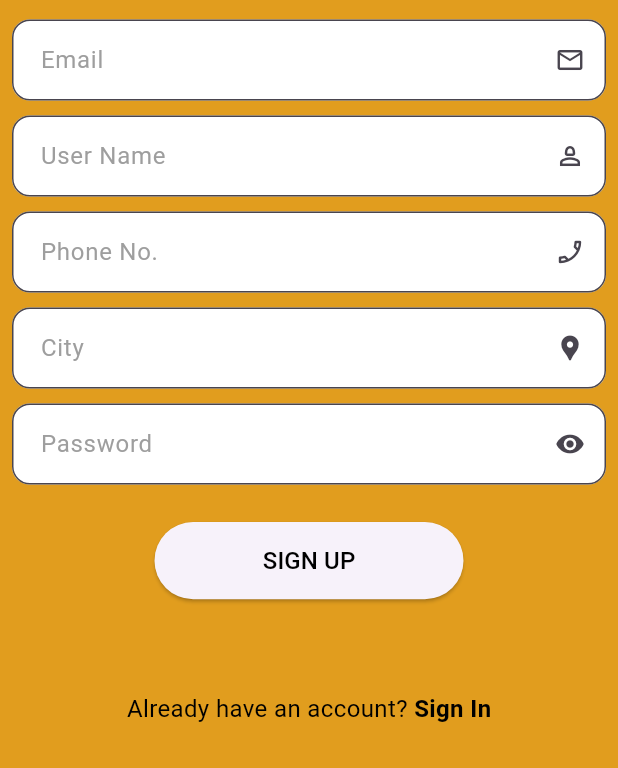
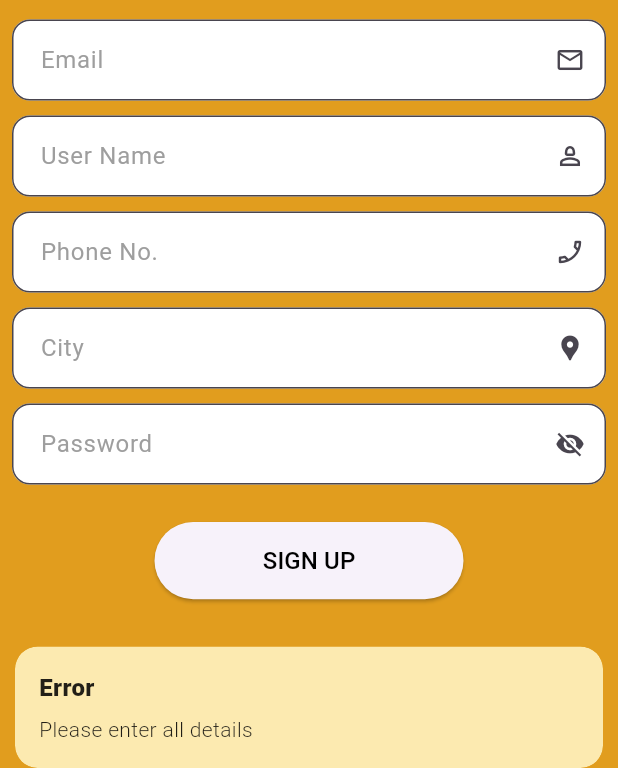
Before and after one commit to nouman1213/smart-shopping, a Flutter app: the SignUpScreen screen opened directly, after a tap on "SIGN UP", on a phone screen of 412 x 824 dp, the part 468-1236 px from its top. Run offline on Flutter 3.47's test engine with Material 2 defaults, Android fonts, the phone set to English and light mode, and no system bars; our stand-ins replace animate_do, cloud_firestore, firebase_auth, firebase_core, flutter_easyloading, flutter_keyboard_visibility and 2 more; accounts and stored records are empty.

Commit message:
sign up done

```diff
--- a/lib/auth-ui/sign_In_screen.dart
+++ b/lib/auth-ui/sign_In_screen.dart
@@ -31,7 +31,7 @@ class SignInScreen extends StatelessWidget {
                   ? const SizedBox.shrink()
                   : Expanded(
                       child: FadeInDownBig(
-                          duration: const Duration(milliseconds: 1500),
+                          duration: const Duration(milliseconds: 1000),
                           child: Center(
                               child: Image.asset(
                             'assets/images/main-logo.png',
@@ -95,7 +95,7 @@ class SignInScreen extends StatelessWidget {
                             style: TextStyle(fontSize: 16, color: Colors.black),
                           ),
                           GestureDetector(
-                            onTap: () => Get.offAll(() => const SignUpScreen()),
+                            onTap: () => Get.offAll(() => SignUpScreen()),
                             child: const Text(
                               "Sign Up",
                               style: TextStyle(
--- a/lib/auth-ui/sign_up_screen.dart
+++ b/lib/auth-ui/sign_up_screen.dart
@@ -1,9 +1,11 @@
-// ignore_for_file: file_names
+// ignore_for_file: file_names, must_be_immutable
 
 import 'package:animate_do/animate_do.dart';
+import 'package:firebase_auth/firebase_auth.dart';
 import 'package:flutter/material.dart';
 import 'package:flutter_keyboard_visibility/flutter_keyboard_visibility.dart';
 import 'package:get/get.dart';
+import 'package:smart_shopping/controllers/sign_up_controller.dart';
 import 'package:smart_shopping/utills/constant.dart';
 import 'package:smart_shopping/utills/custom_textfield.dart';
 import 'package:smart_shopping/utills/keybord_hider.dart';
@@ -11,7 +13,14 @@ import 'package:smart_shopping/utills/keybord_hider.dart';
 import 'sign_In_screen.dart';
 
 class SignUpScreen extends StatelessWidget {
-  const SignUpScreen({super.key});
+  SignUpScreen({super.key});
+
+  final SingUpController singUpController = Get.put(SingUpController());
+  TextEditingController nameController = TextEditingController();
+  TextEditingController emailController = TextEditingController();
+  TextEditingController phoneController = TextEditingController();
+  TextEditingController cityController = TextEditingController();
+  TextEditingController passwordController = TextEditingController();
 
   @override
   Widget build(BuildContext context) {
@@ -33,7 +42,7 @@ class SignUpScreen extends StatelessWidget {
                   ? const SizedBox.shrink()
                   : Expanded(
                       child: FadeInDownBig(
-                          duration: const Duration(milliseconds: 1500),
+                          duration: const Duration(milliseconds: 1000),
                           child: Center(
                               child: Image.asset(
                             'assets/images/main-logo.png',
@@ -47,50 +56,64 @@ class SignUpScreen extends StatelessWidget {
                       padding: const EdgeInsets.all(8.0),
                       child: Column(
                         children: [
-                          const CustomTextField(
+                          CustomTextField(
                             hintText: 'Email',
-                            controller: null,
-                            sufixIcon: Icon(
+                            controller: emailController,
+                            sufixIcon: const Icon(
                               Icons.email_outlined,
                               size: 20,
                             ),
                             textKeyboardType: TextInputType.emailAddress,
                           ),
-                          const CustomTextField(
+                          CustomTextField(
                             hintText: 'User Name',
-                            controller: null,
-                            sufixIcon: Icon(
+                            controller: nameController,
+                            sufixIcon: const Icon(
                               Icons.person_2_outlined,
                               size: 20,
                             ),
                             textKeyboardType: TextInputType.name,
                           ),
-                          const CustomTextField(
+                          CustomTextField(
                             hintText: 'Phone No.',
-                            controller: null,
-                            sufixIcon: Icon(
+                            controller: phoneController,
+                            sufixIcon: const Icon(
                               Icons.phone_enabled_outlined,
                               size: 20,
                             ),
                             textKeyboardType: TextInputType.phone,
                           ),
-                          const CustomTextField(
+                          CustomTextField(
                             hintText: 'City',
-                            controller: null,
-                            sufixIcon: Icon(
+                            controller: cityController,
+                            sufixIcon: const Icon(
                               Icons.location_pin,
                               size: 20,
                             ),
                             textKeyboardType: TextInputType.streetAddress,
                           ),
-                          const CustomTextField(
-                            hintText: 'Password',
-                            controller: null,
-                            sufixIcon: Icon(
-                              Icons.visibility,
-                              size: 20,
+                          Obx(
+                            () => CustomTextField(
+                              obscurText:
+                                  singUpController.isVisiblePassword.value,
+                              hintText: 'Password',
+                              controller: passwordController,
+                              sufixIcon: GestureDetector(
+                                onTap: () {
+                                  singUpController.isVisiblePassword.toggle();
+                                },
+                                child: singUpController.isVisiblePassword.value
+                                    ? const Icon(
+                                        Icons.visibility_off,
+                                        size: 20,
+                                      )
+                                    : const Icon(
+                                        Icons.visibility,
+                                        size: 20,
+                                      ),
+                              ),
+                              textKeyboardType: TextInputType.visiblePassword,
                             ),
-                            textKeyboardType: TextInputType.visiblePassword,
                           ),
                           const SizedBox(height: 20),
                           SizedBox(
@@ -102,7 +125,44 @@ class SignUpScreen extends StatelessWidget {
                                   style: TextStyle(
                                       color: Colors.black, fontSize: 16),
                                 ),
-                                onPressed: () async {}),
+                                onPressed: () async {
+                                  String name = nameController.text.trim();
+                                  String email = emailController.text.trim();
+                                  String phone = phoneController.text.trim();
+                                  String city = cityController.text.trim();
+                                  String password =
+                                      passwordController.text.trim();
+                                  String deviceToken = '';
+
+                                  if (name.isEmpty ||
+                                      email.isEmpty ||
+                                      phone.isEmpty ||
+                                      city.isEmpty ||
+                                      password.isEmpty) {
+                                    Get.snackbar(
+                                        'Error', 'Please enter all details',
+                                        backgroundColor: AppConst.secondarColor,
+                                        snackPosition: SnackPosition.BOTTOM);
+                                  } else {
+                                    UserCredential? userCredential =
+                                        await singUpController.signUpMethod(
+                                            email,
+                                            name,
+                                            phone,
+                                            city,
+                                            password,
+                                            deviceToken);
+                                    if (userCredential != null) {
+                                      Get.snackbar('Verification email sent',
+                                          'Please check your email',
+                                          backgroundColor:
+                                              AppConst.secondarColor,
+                                          snackPosition: SnackPosition.BOTTOM);
+                                      FirebaseAuth.instance.signOut();
+                                      Get.offAll(() => SignInScreen());
+                                    }
+                                  }
+                                }),
                           ),
                           // SizedBox(height: Get.height / 20),
                           const Spacer(),
--- a/lib/auth-ui/welcome_screen.dart
+++ b/lib/auth-ui/welcome_screen.dart
@@ -1,6 +1,7 @@
 import 'package:animate_do/animate_do.dart';
 import 'package:flutter/material.dart';
 import 'package:get/get.dart';
+import 'package:smart_shopping/auth-ui/sign_In_screen.dart';
 import 'package:smart_shopping/controllers/google_signin_controller.dart';
 import 'package:smart_shopping/utills/constant.dart';
 
@@ -60,7 +61,9 @@ class WelcomeScreen extends StatelessWidget {
                     child: SizedBox(
                       width: double.infinity,
                       child: TextButton.icon(
-                          onPressed: () {},
+                          onPressed: () {
+                            Get.to(() => const SignInScreen());
+                          },
                           label: const Text(
                             'Sign In with email',
                             style: TextStyle(fontSize: 16),
--- a/lib/controllers/google_signin_controller.dart
+++ b/lib/controllers/google_signin_controller.dart
@@ -11,7 +11,7 @@ import '../screens/user-pannel/main_screen.dart';
 
 class GoogleSignInController extends GetxController {
   GoogleSignIn googleSignIn = GoogleSignIn();
-  FirebaseAuth _auth = FirebaseAuth.instance;
+  final FirebaseAuth _auth = FirebaseAuth.instance;
 
   Future<void> signInWitGoogle() async {
     try {
--- a/lib/utills/constant.dart
+++ b/lib/utills/constant.dart
@@ -3,5 +3,5 @@ import 'package:flutter/material.dart';
 class AppConst {
   static String appName = 'Smart Shopping';
   static Color primaryColor = const Color.fromARGB(255, 225, 157, 30);
-  static Color secondarColor = const Color.fromARGB(255, 176, 136, 5);
+  static Color secondarColor = const Color.fromARGB(255, 252, 234, 176);
 }
```
Also changed, not shown: lib/controllers/sign_up_controller.dart (added, +65 -0 lines).
